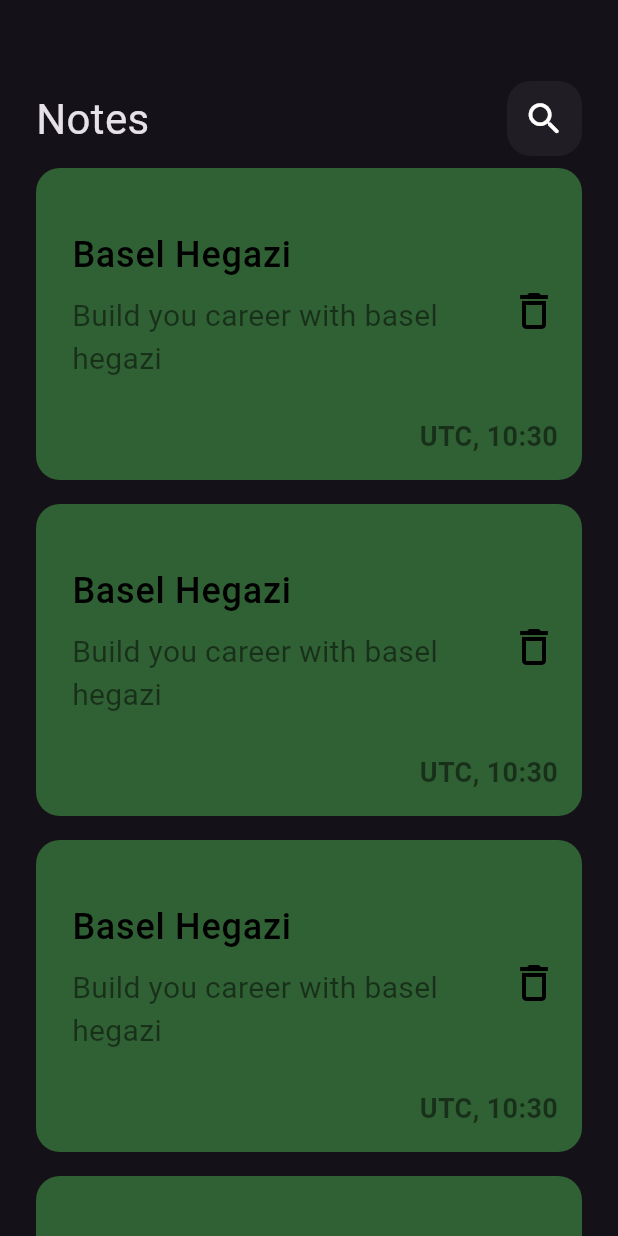
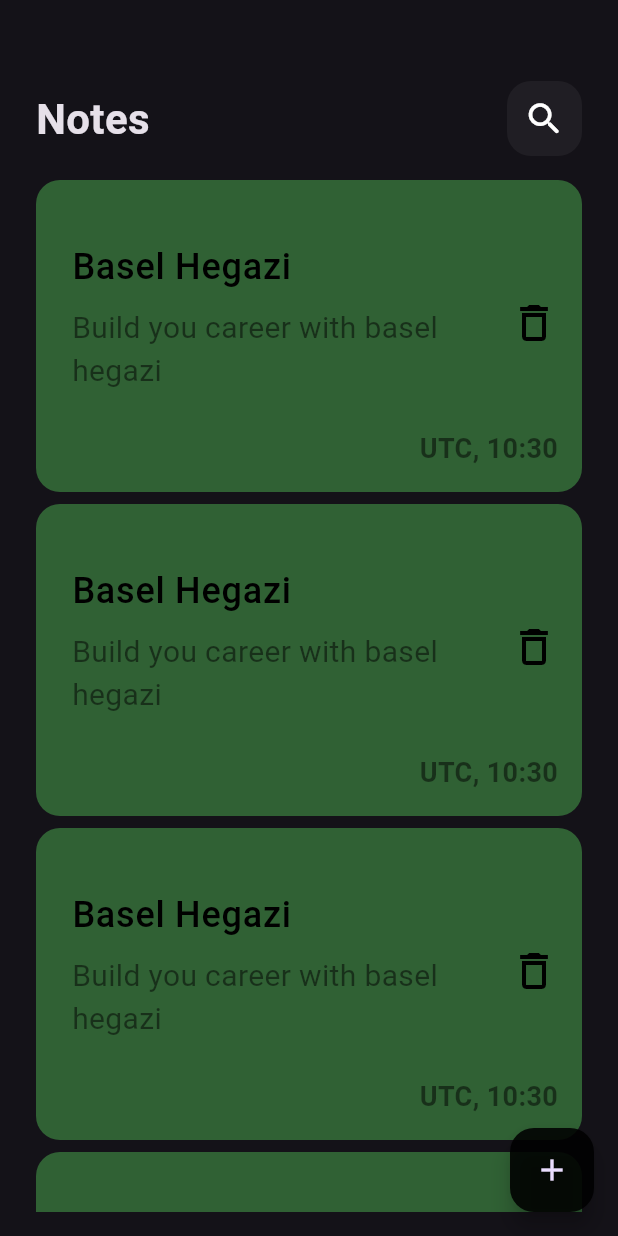
Before and after one commit to BaselHegazi226/note_app1, a Flutter app: the screen it shows after launch, on a phone screen of 412 x 824 dp. Run offline on Flutter 3.47's test engine with Material 3 defaults, Android fonts, the phone set to English and light mode, and no system bars; Roboto replaces fonts that are missing (assets/fonts/rubik/Rubik-BoldItalic.ttf, assets/fonts/rubik/Rubik-ExtraBold.ttf).

Commit message:
create modal bottom sheet

```diff
--- a/lib/views/view/note_view.dart
+++ b/lib/views/view/note_view.dart
@@ -1,5 +1,6 @@
 import 'package:flutter/material.dart';
 
+import '../widget/add_modal_bottom_sheet.dart';
 import '../widget/note_view_body.dart';
 
 class NoteView extends StatelessWidget {
@@ -7,8 +8,22 @@ class NoteView extends StatelessWidget {
   static String id = 'note view';
   @override
   Widget build(BuildContext context) {
-    return const Scaffold(
-      body: NoteViewBody(),
+    return Scaffold(
+      floatingActionButton: FloatingActionButton(
+        backgroundColor: Colors.black87,
+        onPressed: () {
+          showModalBottomSheet(
+            context: context,
+            builder: (context) {
+              return const AddModalBottomSheet();
+            },
+          );
+        },
+        child: const Icon(
+          Icons.add,
+        ),
+      ),
+      body: const NoteViewBody(),
     );
   }
 }
--- /dev/null
+++ b/lib/views/widget/add_modal_bottom_sheet.dart
@@ -0,0 +1,10 @@
+import 'package:flutter/material.dart';
+
+class AddModalBottomSheet extends StatelessWidget {
+  const AddModalBottomSheet({super.key});
+
+  @override
+  Widget build(BuildContext context) {
+    return Container();
+  }
+}
--- a/lib/views/widget/custom_app_bar.dart
+++ b/lib/views/widget/custom_app_bar.dart
@@ -13,6 +13,7 @@ class CustomAppBar extends StatelessWidget {
           'Notes',
           style: TextStyle(
             fontSize: 28,
+            fontWeight: FontWeight.w700,
           ),
         ),
         Spacer(),
--- a/lib/views/widget/note_item.dart
+++ b/lib/views/widget/note_item.dart
@@ -6,7 +6,7 @@ class NoteItem extends StatelessWidget {
   @override
   Widget build(BuildContext context) {
     return Container(
-      margin: const EdgeInsets.only(bottom: 16),
+      margin: const EdgeInsets.only(bottom: 8),
       padding: const EdgeInsets.only(
         top: 24,
         left: 16,
--- a/lib/views/widget/note_list_view.dart
+++ b/lib/views/widget/note_list_view.dart
@@ -0,0 +1,21 @@
+import 'package:flutter/material.dart';
+
+import 'note_item.dart';
+
+class NoteListView extends StatelessWidget {
+  const NoteListView({super.key});
+
+  @override
+  Widget build(BuildContext context) {
+    return Expanded(
+        child: Padding(
+      padding: const EdgeInsets.symmetric(vertical: 16),
+      child: ListView.builder(
+        padding: EdgeInsets.zero,
+        itemBuilder: (context, index) {
+          return const NoteItem();
+        },
+      ),
+    ));
+  }
+}
--- a/lib/views/widget/note_view_body.dart
+++ b/lib/views/widget/note_view_body.dart
@@ -1,7 +1,7 @@
 import 'package:flutter/material.dart';
 
 import 'custom_app_bar.dart';
-import 'note_item.dart';
+import 'note_list_view.dart';
 
 class NoteViewBody extends StatelessWidget {
   const NoteViewBody({super.key});
@@ -18,27 +18,9 @@ class NoteViewBody extends StatelessWidget {
             height: 54,
           ),
           CustomAppBar(),
-          SizedBox(
-            height: 8,
-          ),
           NoteListView(),
         ],
       ),
     );
   }
 }
-
-class NoteListView extends StatelessWidget {
-  const NoteListView({super.key});
-
-  @override
-  Widget build(BuildContext context) {
-    return Expanded(
-      child: ListView.builder(
-        itemBuilder: (context, index) {
-          return const NoteItem();
-        },
-      ),
-    );
-  }
-}
```
